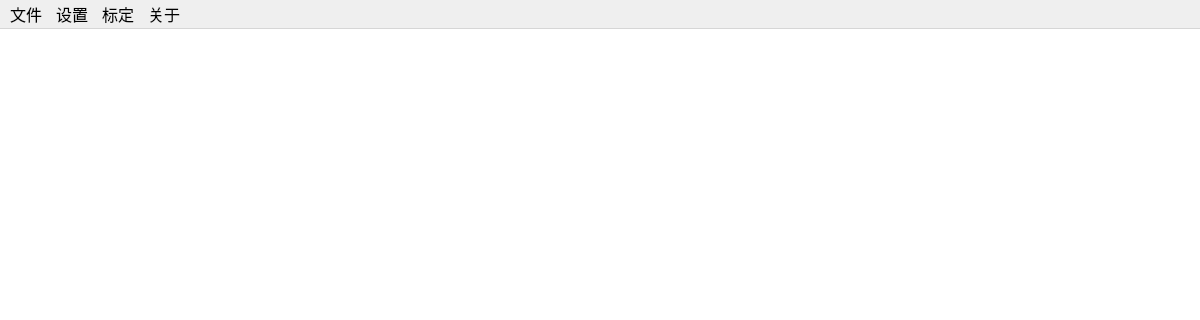
The window that mainwindow.ui (RoboticsKingWay/EMDetect) describes before a commit, drawn with Qt 5; both pictures show x 0 to 1200 and y 0 to 320 of the 1200 by 700 pixel window.
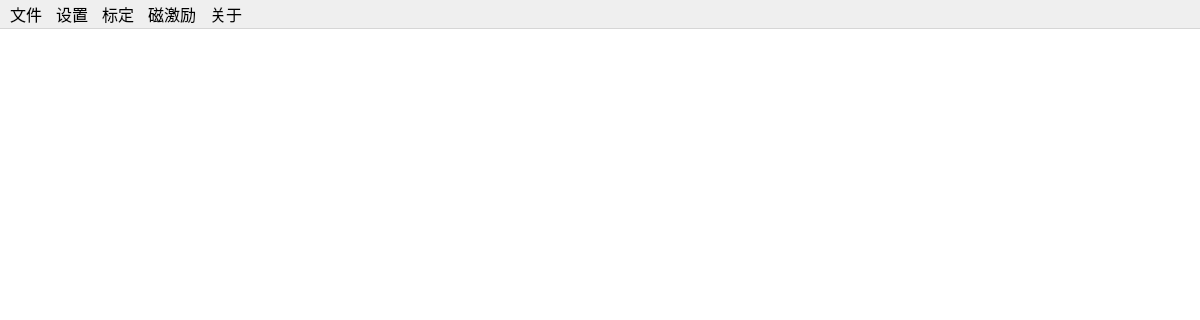
The same window after the commit. Icons and pictures are not drawn.

Commit message: 添加widget磁激励设置

The edit to the form file:
```diff
--- a/mainwindow.ui
+++ b/mainwindow.ui
@@ -996,7 +996,7 @@
      <x>0</x>
      <y>0</y>
      <width>1200</width>
-     <height>31</height>
+     <height>26</height>
     </rect>
    </property>
    <property name="font">
@@ -1079,9 +1079,16 @@
     <addaction name="action_version"/>
     <addaction name="action_readme"/>
    </widget>
+   <widget class="QMenu" name="menu_magsetup">
+    <property name="title">
+     <string>磁激励</string>
+    </property>
+    <addaction name="action_magstimulate"/>
+   </widget>
    <addaction name="menu_file"/>
    <addaction name="menu_setup"/>
    <addaction name="menu_standar"/>
+   <addaction name="menu_magsetup"/>
    <addaction name="menu_software"/>
   </widget>
   <action name="action_version">
```
Left out of the diff: 5 changed lines with no effect on the pictures. The commit also changes 82 other files.
